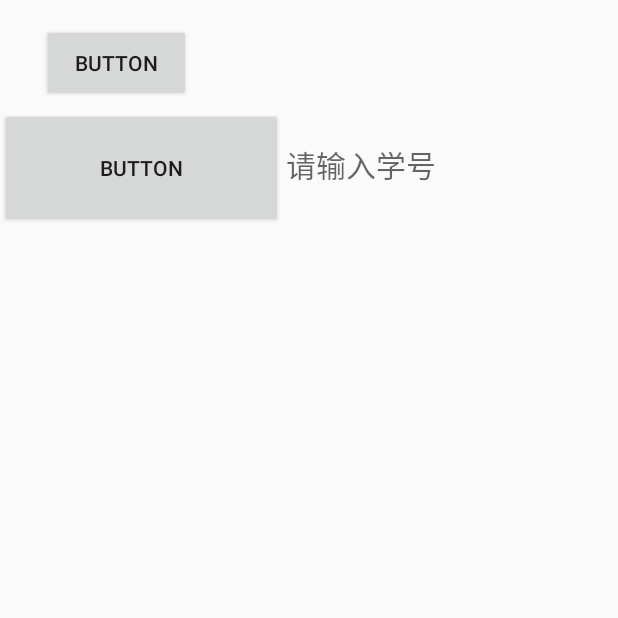
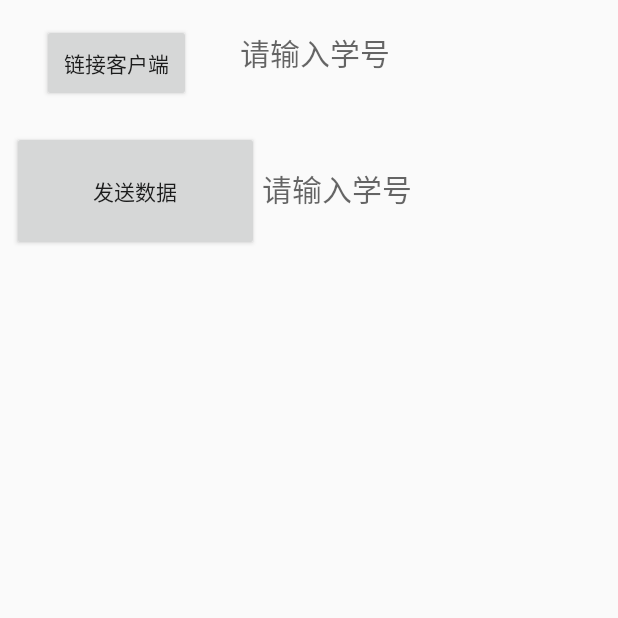
Before and after one commit to AIwangqin1314/fw, an Android app: the Ledaitivity screen opened directly, with no data from a screen before it, on a phone screen of 412 x 824 dp, the top half of it. Run offline under Robolectric (Android 15) with nearby library versions, the phone set to English and light mode, and no system bars.

Commit message:
优化
1.led调整布局
2.设置空链接闪退
3.

```diff
--- a/app/src/main/java/com/powerbyyu/firstword/TcpServer.java
+++ b/app/src/main/java/com/powerbyyu/firstword/TcpServer.java
@@ -86,6 +86,10 @@ public class TcpServer implements Runnable{
             this.socket = socket;
             ip = socket.getInetAddress().toString();
             Log.i(TAG, "ServerSocketThread:检测到新的客户端联入,ip:" + ip);
+            Intent intents =new Intent();
+            intents.setAction("tcpServerReceiver");
+            intents.putExtra("ip+p",ip+socket.getPort());
+            Ledaitivity.context.sendBroadcast(intents);//将消息发送给主界面
 
             try {
                 socket.setSoTimeout(5000);
@@ -113,7 +117,7 @@ public class TcpServer implements Runnable{
                 try {
                     if ((rcvLen = is.read(buff)) != -1 ){
                         rcvMsg = new String(buff,0,rcvLen);
-                        Log.i(TAG, "run:收到消息: " + rcvMsg);
+                        Log.i("yuyuyus", "run:收到消息: " + rcvMsg);
                         Intent intent =new Intent();
                         intent.setAction("tcpServerReceiver");
                         intent.putExtra("tcpServerReceiver",rcvMsg);
--- a/app/src/main/res/layout/ledactivity.xml
+++ b/app/src/main/res/layout/ledactivity.xml
@@ -13,32 +13,50 @@
         android:layout_marginStart="28dp"
         android:layout_marginTop="16dp"
         android:layout_weight="1"
-        android:text="Button"
+        android:text="链接客户端"
         app:layout_constraintStart_toStartOf="parent"
         app:layout_constraintTop_toTopOf="parent" />
 
+    <EditText
+        android:id="@+id/clienttext"
+        android:layout_width="223dp"
+        android:layout_height="54dp"
+        android:layout_marginEnd="8dp"
+        android:layout_marginStart="8dp"
+        android:layout_marginTop="8dp"
+        android:background="@null"
+        android:hint="请输入学号"
+        android:paddingLeft="2dp"
+        android:textSize="20sp"
+        app:layout_constraintEnd_toEndOf="parent"
+        app:layout_constraintStart_toEndOf="@+id/button3"
+        app:layout_constraintTop_toTopOf="parent" />
+
     <LinearLayout
-        android:layout_width="match_parent"
-        android:layout_height="match_parent"
+        android:id="@+id/linearLayout"
+        android:layout_width="400dp"
+        android:layout_height="132dp"
+        android:layout_marginStart="8dp"
+        android:layout_marginTop="76dp"
         android:orientation="horizontal"
-        tools:layout_editor_absoluteX="16dp"
-        tools:layout_editor_absoluteY="82dp">
+        app:layout_constraintStart_toStartOf="parent"
+        app:layout_constraintTop_toTopOf="parent">
 
         <Button
             android:id="@+id/ledbuttom"
             android:layout_width="40dp"
             android:layout_height="80dp"
             android:layout_weight="1"
-            android:text="Button"
+            android:text="发送数据"
             app:layout_constraintBottom_toTopOf="@+id/textView2"
             app:layout_constraintEnd_toEndOf="parent"
             app:layout_constraintStart_toStartOf="parent"
             app:layout_constraintTop_toTopOf="parent" />
 
         <EditText
-            android:id="@+id/blackOutNumber"
-            android:layout_width="223dp"
-            android:layout_height="220dp"
+            android:id="@+id/clienttblackOutNumberext"
+            android:layout_width="235dp"
+            android:layout_height="100dp"
             android:background="@null"
             android:hint="请输入学号"
             android:paddingLeft="2dp"
```
Also changed, not shown: app/src/main/java/com/powerbyyu/firstword/Ledaitivity.java (+37 -13 lines).
